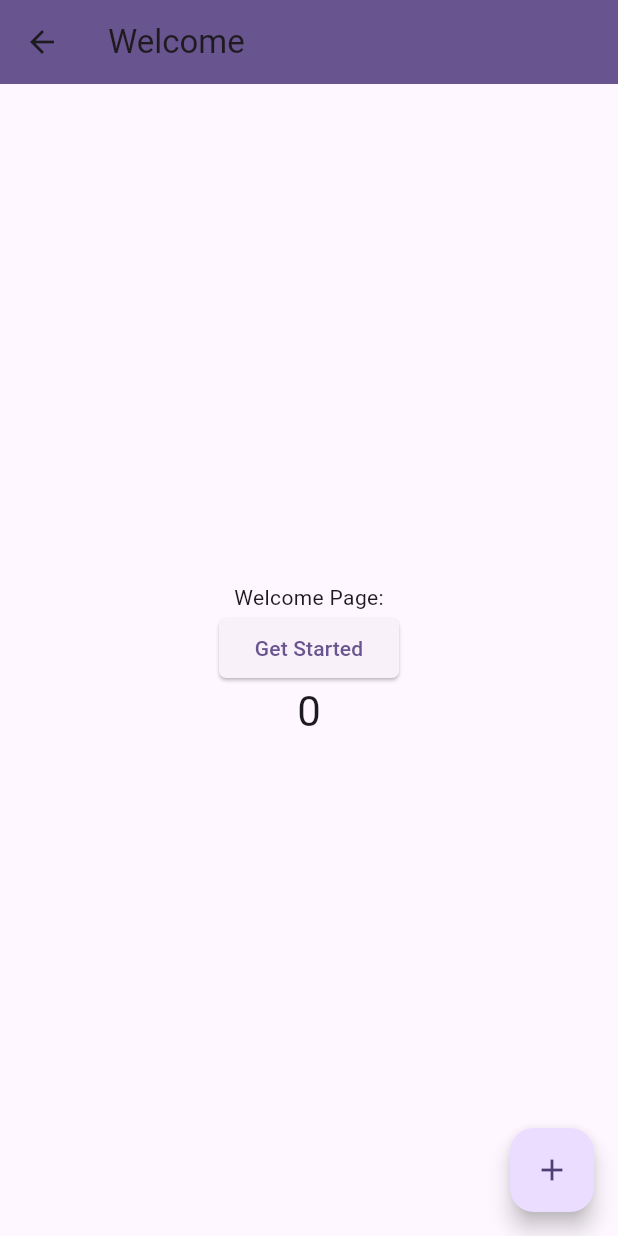
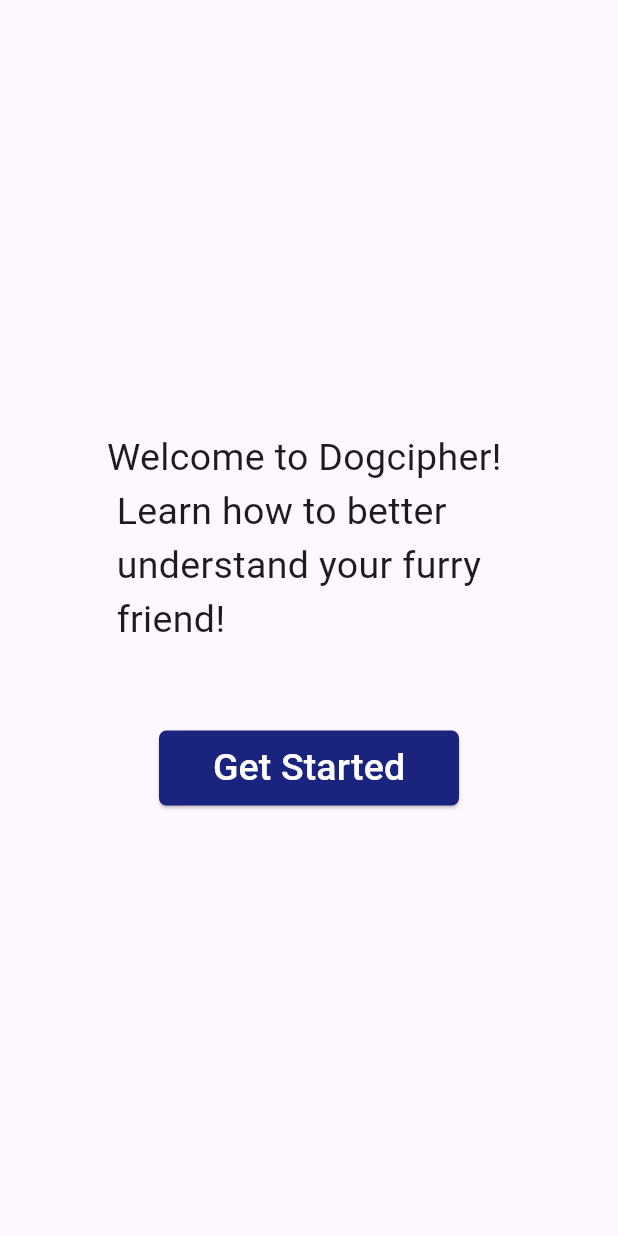
Before and after one commit to YvetteCarlos/CS4750_FinalProject, a Flutter app: the MyWelcomePage screen opened directly, on a phone screen of 412 x 824 dp. Run offline on Flutter 3.47's test engine with Material 3 defaults, Android fonts, the phone set to English and light mode, and no system bars.

Commit message:
added ui changes

```diff
--- a/lib/welcome_page.dart
+++ b/lib/welcome_page.dart
@@ -1,3 +1,4 @@
+import 'package:dogcipher/dashboard_page.dart';
 import 'package:flutter/material.dart';
 
 
@@ -12,56 +13,69 @@ class MyWelcomePage extends StatefulWidget {
 }
 
 class _MyWelcomePageState extends State<MyWelcomePage> {
-  int _counter = 0;
-
-  void _incrementCounter() {
-    setState(() {
-
-      _counter++;
-    });
-  }
 
   @override
   Widget build(BuildContext context) {
 
     return Scaffold(
-      appBar: AppBar(
+     /* appBar: AppBar(
 
         backgroundColor: Theme.of(context).colorScheme.primary,
 
         title: Text(widget.title),
-      ),
+      ),*/
       body: Center(
 
         child: Column(
           mainAxisAlignment: MainAxisAlignment.center,
           children: <Widget>[
-            const Text(
-              'Welcome Page:',
+            Container(
+              height: 200,
+             child: const Text(
+              'Welcome to Dogcipher! \n Learn how to better \n understand your furry \n friend!',
+              style: TextStyle(
+                fontSize: 25,
               ),
-            ElevatedButton(
+              ),
+            ),
+
+            Container(
+              height: 50,
+              width: 200,
+              child: ElevatedButton(
                 style: ElevatedButton.styleFrom(
+                  backgroundColor: Colors.indigo[900],
                 shape: RoundedRectangleBorder(
                   borderRadius: BorderRadius.circular(5.0),
                 ),
                 ),
                 onPressed: () {
-                _incrementCounter();
+                  Navigator.push(
+                      context,
+                      MaterialPageRoute(builder: (context) => const MyDashboardPage(title: 'Dashboard')),
+                  );
                 },
-              child: const Text('Get Started'),
+                child: const Text(
+                  'Get Started',
+                  style: TextStyle(
+                    fontSize: 25,
+                   color: Colors.white
                   ),
-            Text(
+              ),
+                         /* Text(
                 '$_counter',
-              style: Theme.of(context).textTheme.headlineMedium,
+                style: Theme.of(context).textTheme.headlineMedium,*/
+              /*),*/
+              ),
             ),
           ],
         ),
       ),
-      floatingActionButton: FloatingActionButton(
+     /* floatingActionButton: FloatingActionButton(
         onPressed: _incrementCounter,
         tooltip: 'Increment',
         child: const Icon(Icons.add),
-      ), // This trailing comma makes auto-formatting nicer for build methods.
+      ),*/ // This trailing comma makes auto-formatting nicer for build methods.
     );
   }
 }
```
Also changed, not shown: lib/main.dart (+33 -82 lines). Lines whose indentation alone changed are shown as unchanged.
